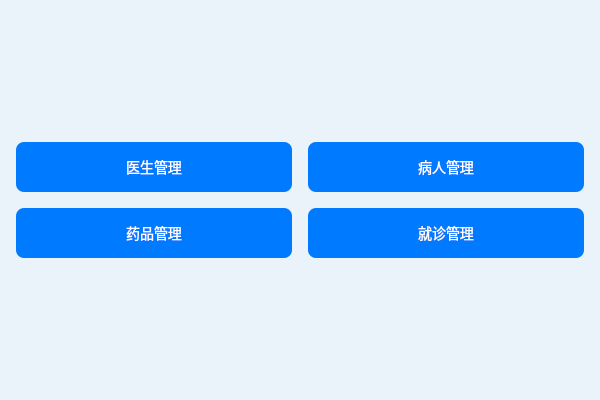
Above: welcomeview.ui from zhuguotiao/Lab before the change. Below: the same form after it.
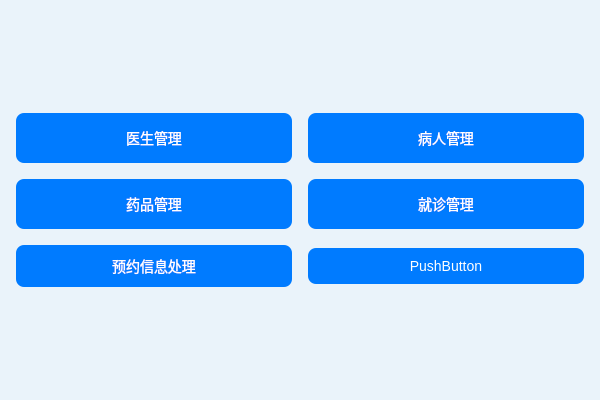
That is the form after the change.

Commit message: 通过qq邮箱服务实现预约功能的提醒

What changed in the file:
```diff
--- a/welcomeview.ui
+++ b/welcomeview.ui
@@ -41,7 +41,7 @@
     }
    </string>
   </property>
-  <layout class="QVBoxLayout" name="verticalLayout">
+  <layout class="QVBoxLayout" name="verticalLayout_2">
    <item>
     <spacer name="verticalSpacer">
      <property name="orientation">
@@ -56,6 +56,8 @@
     </spacer>
    </item>
    <item>
+    <layout class="QVBoxLayout" name="verticalLayout">
+     <item>
     <layout class="QHBoxLayout" name="horizontalLayout">
      <item>
       <widget class="QPushButton" name="btDoctor">
@@ -110,6 +112,26 @@
        </property>
        <property name="text">
         <string>就诊管理</string>
+         </property>
+        </widget>
+       </item>
+      </layout>
+     </item>
+    </layout>
+   </item>
+   <item>
+    <layout class="QHBoxLayout" name="horizontalLayout_3">
+     <item>
+      <widget class="QPushButton" name="btReserve">
+       <property name="text">
+        <string>预约信息处理</string>
+       </property>
+      </widget>
+     </item>
+     <item>
+      <widget class="QPushButton" name="pushButton">
+       <property name="text">
+        <string>PushButton</string>
        </property>
       </widget>
      </item>
```
Left out of the diff: 2 changed lines with no effect on the pictures. Lines whose indentation alone changed are shown as unchanged. The commit also changes 62 other files.
